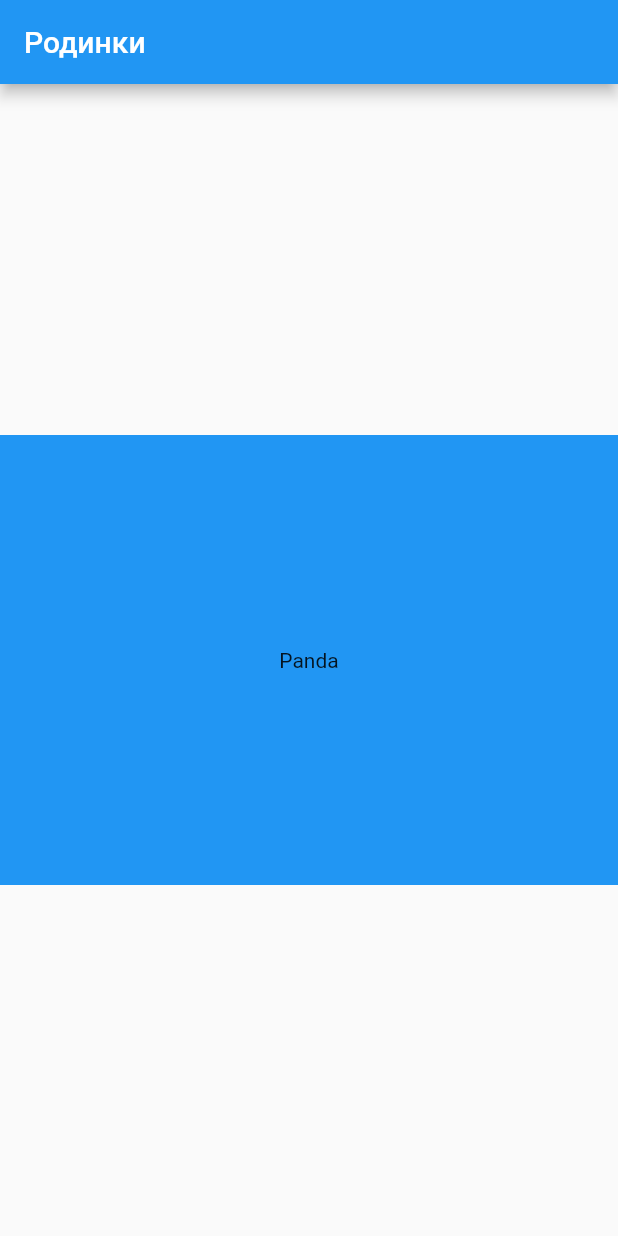
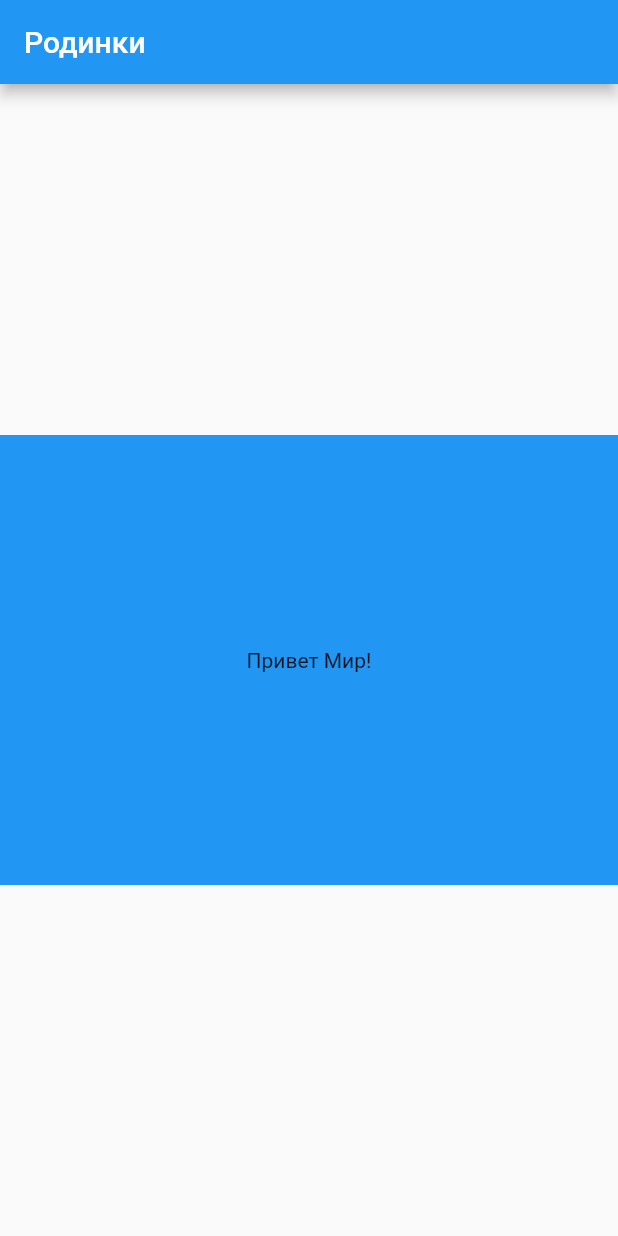
Before and after one commit to pipilink/flutter, a Flutter app: the screen it shows after launch, on a phone screen of 412 x 824 dp. Run offline on Flutter 3.47's test engine with Material 2 defaults, Android fonts, the phone set to English and light mode, and no system bars.

Commit message:
flutter build web

```diff
--- a/lib/main.dart
+++ b/lib/main.dart
@@ -32,7 +32,7 @@ class _SimpleWidgetState extends State<SimpleWidget> {
     return Center(
       child: Container(
         color: Colors.blue,
-        child: Text('Panda'),
+        child: Text('Привет Мир!'),
         height: 300,
         width: double.infinity,
         alignment: Alignment.center,
```
Also changed, not shown: 3 other files.
